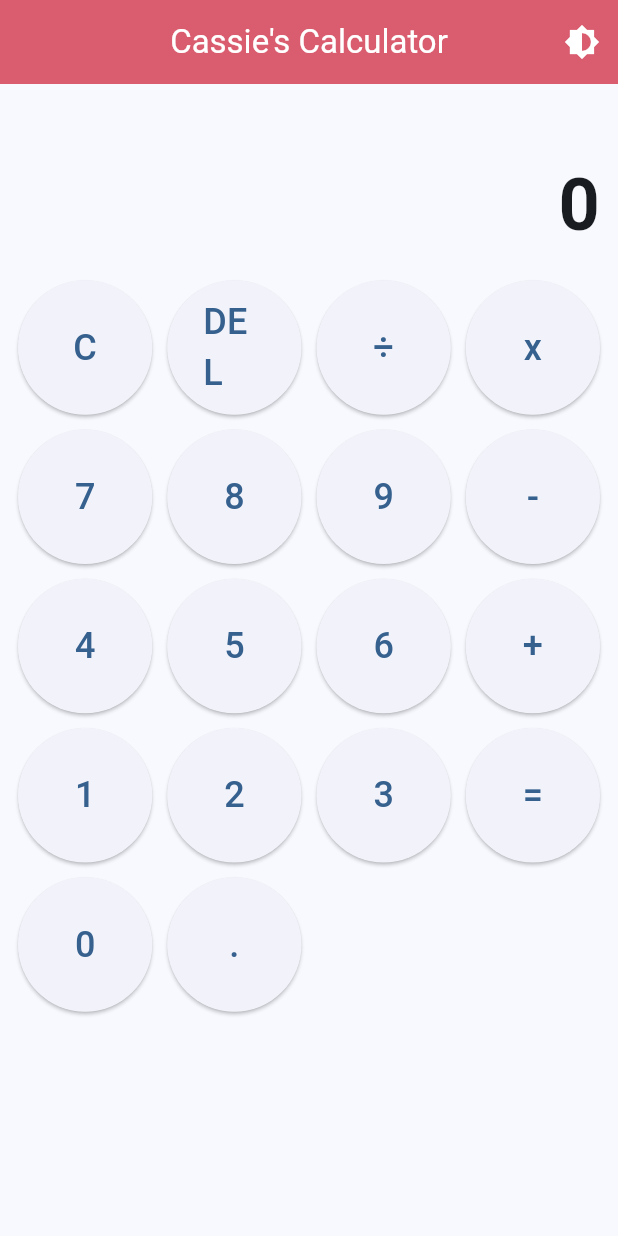
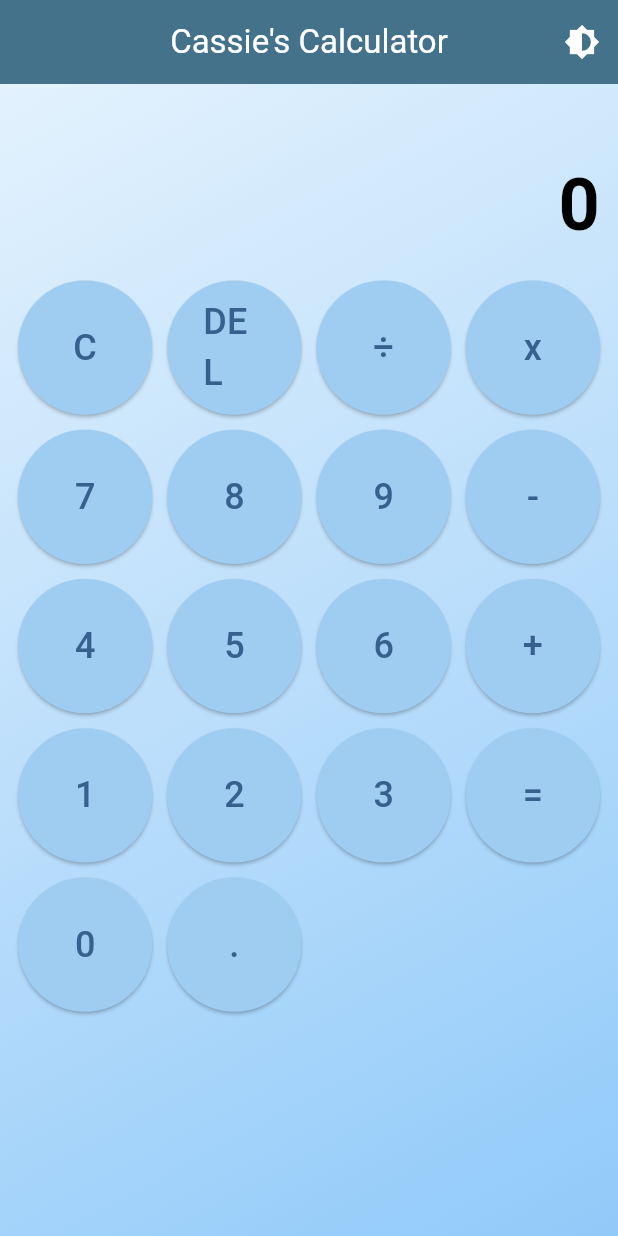
Before and after one commit to cassandrakgomez/flutter-calculator-app, a Flutter app: the screen it shows after launch, on a phone screen of 412 x 824 dp. Run offline on Flutter 3.47's test engine with Material 3 defaults, Android fonts, the phone set to English and light mode, and no system bars.

Commit message:
Added Gradient Theme

```diff
--- a/lib/main.dart
+++ b/lib/main.dart
@@ -12,20 +12,19 @@ class MainApp extends StatefulWidget {
 }
 
 class _MainAppState extends State<MainApp> {
-  bool isDarkMode = false; // this should track current theme
+  bool isDarkMode = false;
 
   @override
   Widget build(BuildContext context) {
     return MaterialApp(
-      title: "Cassandra's Calculator",
       debugShowCheckedModeBanner: false,
       theme: ThemeData(
         colorScheme: ColorScheme.fromSeed(
           seedColor: Colors.blue,
           brightness: Brightness.light,
         ),
-        appBarTheme: AppBarTheme(
-          backgroundColor: Color(0xFFE95C6C),
+        appBarTheme: const AppBarTheme(
+          backgroundColor: Color(0xFF47748b),
           foregroundColor: Colors.white,
           centerTitle: true,
           elevation: 4,
@@ -36,17 +35,15 @@ class _MainAppState extends State<MainApp> {
           seedColor: Colors.blue,
           brightness: Brightness.dark,
         ),
-        appBarTheme: AppBarTheme(
-          backgroundColor: Colors.grey,
+        appBarTheme: const AppBarTheme(
+          backgroundColor: Color.fromARGB(255, 30, 17, 54),
           foregroundColor: Colors.white,
           centerTitle: true,
           elevation: 4,
         ),
       ),
       themeMode: isDarkMode ? ThemeMode.dark : ThemeMode.light,
-      home: CalculatorPage(
-        toggleTheme: _toggleTheme,
-      ),
+      home: CalculatorPage(toggleTheme: _toggleTheme),
     );
   }
 
@@ -81,32 +78,64 @@ class _CalculatorPageState extends State<CalculatorPage> {
   String? operator;
   bool shouldResetMain = false;
 
+  // Define gradients
+  final lightGradient = const LinearGradient(
+    begin: Alignment.topLeft,
+    end: Alignment.bottomRight,
+    colors: [Color(0xFFE3F2FD), Color(0xFFBBDEFB), Color(0xFF90CAF9)],
+  );
+
+  final darkGradient = const LinearGradient(
+    begin: Alignment.topLeft,
+    end: Alignment.bottomRight,
+    colors: [Color.fromARGB(255, 91, 85, 161), Color.fromARGB(255, 71, 57, 142), Color.fromARGB(255, 8, 23, 108)],
+  );
+
   @override
   Widget build(BuildContext context) {
+    // Check the current theme directly
+    final isDark = Theme.of(context).brightness == Brightness.dark;
+
     return Scaffold(
-      appBar: AppBar(title: const Text("Cassie's Calculator"),
+      appBar: AppBar(
+        title: const Text("Cassie's Calculator"),
         actions: [
-        IconButton(icon: const Icon(Icons.brightness_6),
+          IconButton(
+            icon: const Icon(Icons.brightness_6),
             onPressed: widget.toggleTheme,
-        tooltip: 'Toggle Light/Dark Mode',),
+            tooltip: 'Toggle Light/Dark Mode',
+          ),
         ],
       ),
-      body: Padding(
+      body: Container(
+        decoration: BoxDecoration(
+          gradient: isDark ? darkGradient : lightGradient,
+        ),
+        child: Padding(
           padding: const EdgeInsets.all(12.0),
           child: Column(
             crossAxisAlignment: CrossAxisAlignment.stretch,
             children: [
               Align(
                 alignment: Alignment.centerRight,
-              child: Text(history,
-                  style: TextStyle(color: Colors.grey, fontSize: 18)),
+                child: Text(
+                  history,
+                  style: TextStyle(
+                    color: isDark ? Colors.white70 : Colors.grey[700],
+                    fontSize: 18,
+                  ),
+                ),
               ),
               const SizedBox(height: 8),
               Align(
                 alignment: Alignment.centerRight,
                 child: Text(
                   mainDisplay,
-                style: TextStyle(fontSize: 48, fontWeight: FontWeight.bold),
+                  style: TextStyle(
+                    fontSize: 48,
+                    fontWeight: FontWeight.bold,
+                    color: isDark ? Colors.white : Colors.black,
+                  ),
                 ),
               ),
               const SizedBox(height: 16),
@@ -122,12 +151,19 @@ class _CalculatorPageState extends State<CalculatorPage> {
                     final label = _buttons[index];
                     return ElevatedButton(
                       onPressed: () => _onButtonPressed(label),
-                    child: Text(label, style: const TextStyle(fontSize: 24)),
+                      style: ElevatedButton.styleFrom(
+                        backgroundColor: isDark ? const Color.fromARGB(255, 106, 101, 175) : const Color.fromARGB(255, 159, 204, 241),
+                      ),
+                      child: Text(
+                        label,
+                        style: const TextStyle(fontSize: 24),
+                      ),
                     );
                   },
                 ),
               ),
             ],
+          ),
         ),
       ),
     );
@@ -184,7 +220,6 @@ class _CalculatorPageState extends State<CalculatorPage> {
           mainDisplay += '.';
         }
       } else {
-        // Number button
         if (mainDisplay == '0' || shouldResetMain) {
           mainDisplay = label;
           shouldResetMain = false;
```
Also changed, not shown: lib/cal_draft1.dart (added, +197 -0 lines), lib/practice.dart (deleted, +0 -20 lines). Lines whose indentation alone changed are shown as unchanged.
